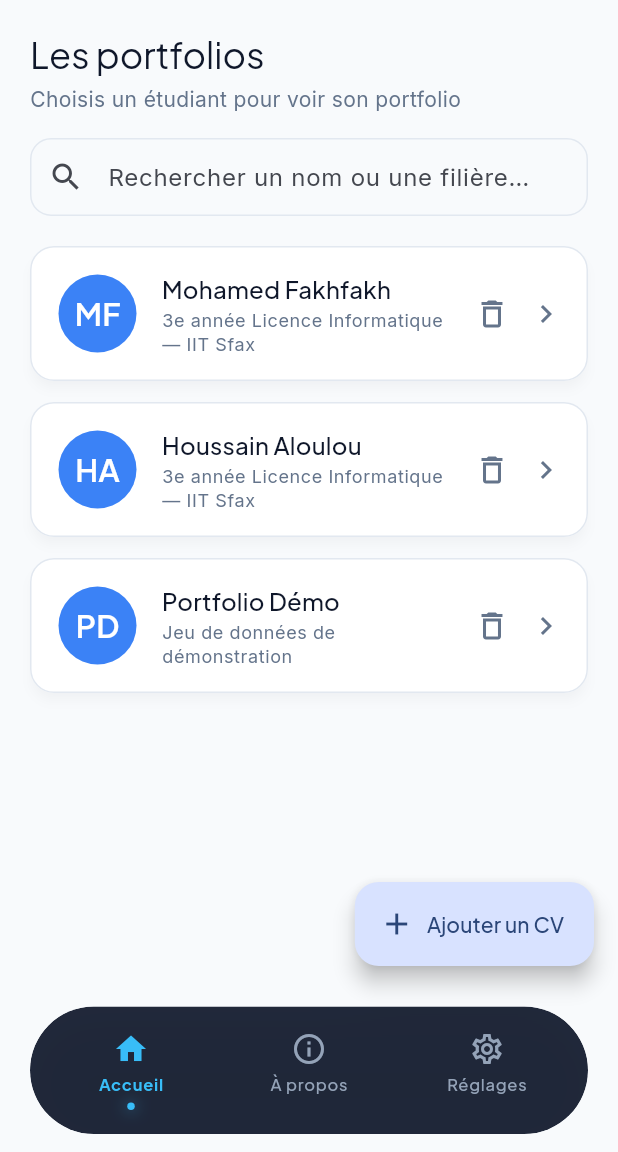
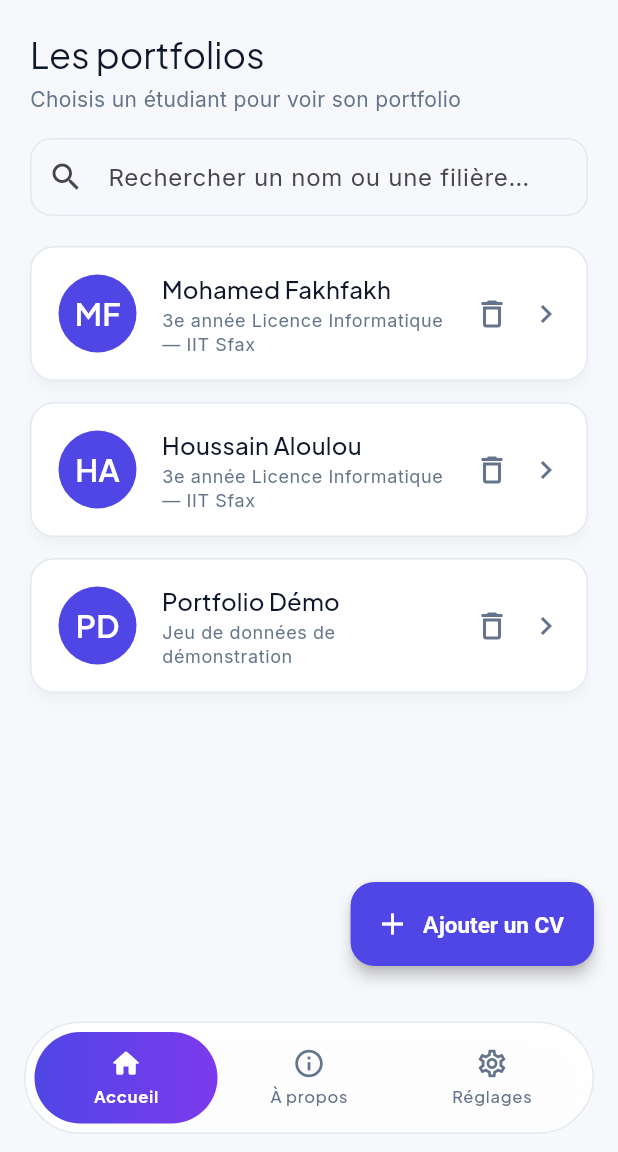
Before and after one commit to mohamedfakhfakh01/myportfolio, a Flutter app: the screen it shows after launch, on a phone screen of 412 x 824 dp, the part 84-1236 px from its top. Run offline on Flutter 3.47's test engine with Material 3 defaults, Android fonts, the phone set to English and light mode, and no system bars; our stand-ins replace google_fonts, image_picker, pdf, printing, sqflite; accounts and stored records are empty.

Commit message:
feat: habillage indigo/violet et nav claire (design FlutterGo)
Reprend le style du design de référence : palette indigo (#4F46E5) +
violet (#7C3AED), dégradés indigo→violet sur le bandeau profil et les
barres de niveau, fond plus clair, bouton flottant indigo plein, et
barre de navigation flottante claire dont l'onglet actif est une pilule
en dégradé. Catégorie « Outils » ramenée dans la famille indigo.

Co-Authored-By: Claude Opus 5 <noreply@anthropic.com>

```diff
--- a/lib/app/main_shell.dart
+++ b/lib/app/main_shell.dart
@@ -6,9 +6,10 @@ import '../features/portfolio/presentation/pages/home_page.dart';
 import '../l10n/app_localizations.dart';
 import 'about_page.dart';
 import 'settings_page.dart';
+import 'theme/app_colors.dart';
 
 /// Coquille principale de l'application : une **barre de navigation flottante**
-/// (deck « obsidienne » du design Stitch) qui bascule entre trois onglets.
+/// claire, dont l'onglet actif est une pilule en dégradé indigo → violet.
 ///
 /// On utilise un [IndexedStack] : les trois pages restent vivantes en mémoire,
 /// donc on retrouve l'état de chaque onglet (recherche, défilement…) en y
@@ -40,9 +41,10 @@ class _MainShellState extends State<MainShell> {
         index: _index,
         onSelected: (i) => setState(() => _index = i),
         items: [
-          _NavSpec(Icons.home_outlined, Icons.home, l.navHome),
-          _NavSpec(Icons.info_outline, Icons.info, l.navAbout),
-          _NavSpec(Icons.settings_outlined, Icons.settings, l.navSettings),
+          _NavSpec(Icons.home_outlined, Icons.home_rounded, l.navHome),
+          _NavSpec(Icons.info_outline, Icons.info_rounded, l.navAbout),
+          _NavSpec(Icons.settings_outlined, Icons.settings_rounded,
+              l.navSettings),
         ],
       ),
     );
@@ -57,8 +59,8 @@ class _NavSpec {
   final String label;
 }
 
-/// Deck de navigation **flottant** : fond sombre « obsidienne » translucide et
-/// flouté, coins en pilule, posé à 1 cm du bas (au-dessus de la zone sûre).
+/// Barre de navigation **flottante** en pilule claire, posée au-dessus du
+/// contenu (fond translucide flouté, fine bordure, ombre douce).
 class _FloatingNavBar extends StatelessWidget {
   const _FloatingNavBar({
     required this.index,
@@ -70,42 +72,31 @@ class _FloatingNavBar extends StatelessWidget {
   final ValueChanged<int> onSelected;
   final List<_NavSpec> items;
 
-  // Couleurs du deck : sombre « obsidienne ». En thème sombre, le fond de
-  // l'app est déjà #0F172A : on éclaircit un peu le deck (et on ajoute une fine
-  // bordure) pour qu'il reste visible.
-  static const Color _resting = Color(0xFF94A3B8); // slate
-  static const Color _active = Color(0xFF38BDF8); // cyan ciel
-
   @override
   Widget build(BuildContext context) {
-    final bool isDark = Theme.of(context).brightness == Brightness.dark;
-    final Color deck =
-        isDark ? const Color(0xF21E293B) : const Color(0xEB0F172A);
-
     return SafeArea(
       top: false,
       child: Padding(
-        padding: const EdgeInsets.fromLTRB(20, 0, 20, 12),
+        padding: const EdgeInsets.fromLTRB(16, 0, 16, 12),
         child: ClipRRect(
           borderRadius: BorderRadius.circular(999),
           child: BackdropFilter(
-            filter: ui.ImageFilter.blur(sigmaX: 20, sigmaY: 20),
+            filter: ui.ImageFilter.blur(sigmaX: 18, sigmaY: 18),
             child: Container(
               decoration: BoxDecoration(
-                color: deck,
+                // Surface du thème (blanche en clair) légèrement translucide.
+                color: AppColors.surface.withValues(alpha: 0.92),
                 borderRadius: BorderRadius.circular(999),
-                border: isDark
-                    ? Border.all(color: Colors.white.withValues(alpha: 0.08))
-                    : null,
+                border: Border.all(color: AppColors.border),
                 boxShadow: const [
                   BoxShadow(
-                    color: Color(0x1F0F172A),
+                    color: Color(0x14312E81),
                     blurRadius: 24,
-                    offset: Offset(0, 10),
+                    offset: Offset(0, 8),
                   ),
                 ],
               ),
-              padding: const EdgeInsets.symmetric(horizontal: 8, vertical: 8),
+              padding: const EdgeInsets.all(6),
               child: Row(
                 children: [
                   for (int i = 0; i < items.length; i++)
@@ -113,8 +104,6 @@ class _FloatingNavBar extends StatelessWidget {
                       child: _NavItem(
                         spec: items[i],
                         selected: i == index,
-                        activeColor: _active,
-                        restingColor: _resting,
                         onTap: () => onSelected(i),
                       ),
                     ),
@@ -128,38 +117,45 @@ class _FloatingNavBar extends StatelessWidget {
   }
 }
 
-/// Un onglet du deck : icône + libellé, avec un point lumineux quand il est
-/// actif (icône et texte passent en cyan).
+/// Un onglet : icône + libellé. L'onglet actif devient une **pilule en
+/// dégradé indigo → violet** avec texte et icône blancs.
 class _NavItem extends StatelessWidget {
   const _NavItem({
     required this.spec,
     required this.selected,
-    required this.activeColor,
-    required this.restingColor,
     required this.onTap,
   });
 
   final _NavSpec spec;
   final bool selected;
-  final Color activeColor;
-  final Color restingColor;
   final VoidCallback onTap;
 
   @override
   Widget build(BuildContext context) {
     final TextTheme text = Theme.of(context).textTheme;
-    final Color color = selected ? activeColor : restingColor;
+    final Color color = selected ? Colors.white : AppColors.textSecondary;
 
-    return InkWell(
+    return GestureDetector(
       onTap: onTap,
-      borderRadius: BorderRadius.circular(999),
-      child: Padding(
-        padding: const EdgeInsets.symmetric(vertical: 8),
+      behavior: HitTestBehavior.opaque,
+      child: AnimatedContainer(
+        duration: const Duration(milliseconds: 220),
+        curve: Curves.easeOut,
+        padding: const EdgeInsets.symmetric(vertical: 10),
+        decoration: BoxDecoration(
+          gradient: selected
+              ? const LinearGradient(
+                  colors: [AppColors.primary, AppColors.violet],
+                )
+              : null,
+          borderRadius: BorderRadius.circular(999),
+        ),
         child: Column(
           mainAxisSize: MainAxisSize.min,
           children: [
-            Icon(selected ? spec.selectedIcon : spec.icon, color: color, size: 24),
-            const SizedBox(height: 4),
+            Icon(selected ? spec.selectedIcon : spec.icon,
+                color: color, size: 22),
+            const SizedBox(height: 3),
             Text(
               spec.label,
               maxLines: 1,
@@ -169,24 +165,6 @@ class _NavItem extends StatelessWidget {
                 fontWeight: selected ? FontWeight.w700 : FontWeight.w500,
               ),
             ),
-            const SizedBox(height: 4),
-            // Point lumineux sous l'onglet actif (indicateur du design).
-            Container(
-              width: 5,
-              height: 5,
-              decoration: selected
-                  ? BoxDecoration(
-                      color: activeColor,
-                      shape: BoxShape.circle,
-                      boxShadow: [
-                        BoxShadow(
-                          color: activeColor.withValues(alpha: 0.7),
-                          blurRadius: 8,
-                        ),
-                      ],
-                    )
-                  : const BoxDecoration(),
-            ),
           ],
         ),
       ),
--- a/lib/app/theme/app_colors.dart
+++ b/lib/app/theme/app_colors.dart
@@ -8,14 +8,14 @@ class AppColors {
   AppColors._();
 
   // --- Couleurs d'accent ---
-  /// Bleu : couleur principale (boutons, icônes, avatar, début de dégradé).
-  static const Color primary = Color(0xFF3B82F6);
+  /// Indigo : couleur principale (boutons, icônes, avatar, début de dégradé).
+  static const Color primary = Color(0xFF4F46E5);
 
-  /// Bleu plus foncé : fin de dégradé, états pressés.
-  static const Color primaryDark = Color(0xFF2563EB);
+  /// Indigo plus foncé : états pressés.
+  static const Color primaryDark = Color(0xFF4338CA);
 
-  /// Bleu clair : texte lisible sur les fonds bleus sombres (puces).
-  static const Color primaryLight = Color(0xFF93C5FD);
+  /// Indigo clair : texte lisible sur les fonds indigo sombres (puces).
+  static const Color primaryLight = Color(0xFFA5B4FC);
 
   /// Violet : accent secondaire du design (fin du dégradé des barres de niveau).
   static const Color violet = Color(0xFF7C3AED);
@@ -61,16 +61,16 @@ class AppColors {
   static const Color _textPrimaryDark = Color(0xFFF8FAFC);
   static const Color _textSecondaryDark = Color(0xFF94A3B8);
   static const Color _borderDark = Color(0xFF334155);
-  static const Color _primarySoftDark = Color(0xFF172554);
+  static const Color _primarySoftDark = Color(0xFF1E1B4B);
   static const Color _accentSoftDark = Color(0xFF164E63);
 
-  // Valeurs du thème CLAIR (calées sur le design Stitch « Kinetic Obsidian »).
-  static const Color _backgroundLight = Color(0xFFF8FAFC);
+  // Valeurs du thème CLAIR (palette indigo/violet).
+  static const Color _backgroundLight = Color(0xFFF7F8FC);
   static const Color _surfaceLight = Color(0xFFFFFFFF);
   static const Color _textPrimaryLight = Color(0xFF0F172A);
   static const Color _textSecondaryLight = Color(0xFF64748B);
   static const Color _borderLight = Color(0xFFE2E8F0);
-  static const Color _primarySoftLight = Color(0xFFDBEAFE);
+  static const Color _primarySoftLight = Color(0xFFE0E7FF);
   static const Color _accentSoftLight = Color(0xFFCFFAFE);
 
   /// Bascule toute la palette des surfaces/textes vers le thème choisi.
--- a/lib/app/theme/app_theme.dart
+++ b/lib/app/theme/app_theme.dart
@@ -117,6 +117,19 @@ class AppTheme {
         ),
       ),
 
+      // Bouton flottant : cercle indigo plein, icône et texte blancs
+      // (comme le bouton d'action du design).
+      floatingActionButtonTheme: const FloatingActionButtonThemeData(
+        backgroundColor: AppColors.primary,
+        foregroundColor: Colors.white,
+        elevation: 4,
+        extendedTextStyle: TextStyle(
+          fontSize: 15,
+          fontWeight: FontWeight.w600,
+          color: Colors.white,
+        ),
+      ),
+
       // Champs de saisie : fond sombre, bordure grise, bordure violette au focus.
       inputDecorationTheme: InputDecorationTheme(
         filled: true,
--- a/lib/features/portfolio/presentation/pages/profile_page.dart
+++ b/lib/features/portfolio/presentation/pages/profile_page.dart
@@ -130,7 +130,7 @@ class _ProfilePageState extends State<ProfilePage> {
               padding: const EdgeInsets.fromLTRB(20, 24, 20, 28),
               decoration: const BoxDecoration(
                 gradient: LinearGradient(
-                  colors: [AppColors.primary, AppColors.primaryDark],
+                  colors: [AppColors.primary, AppColors.violet],
                   begin: Alignment.topLeft,
                   end: Alignment.bottomRight,
                 ),
--- a/lib/features/portfolio/presentation/widgets/skill_category_label.dart
+++ b/lib/features/portfolio/presentation/widgets/skill_category_label.dart
@@ -25,11 +25,11 @@ String skillCategoryLabel(AppLocalizations l, SkillCategory category) {
 Color skillCategoryColor(SkillCategory category) {
   switch (category) {
     case SkillCategory.language:
-      return AppColors.primary; // bleu
+      return AppColors.primary; // indigo
     case SkillCategory.framework:
       return AppColors.violet; // violet
     case SkillCategory.tool:
-      return AppColors.accent; // cyan
+      return AppColors.primary; // indigo (palette du design)
     case SkillCategory.other:
       return AppColors.textSecondary; // slate
   }
--- a/lib/features/portfolio/presentation/widgets/skill_level_tile.dart
+++ b/lib/features/portfolio/presentation/widgets/skill_level_tile.dart
@@ -81,7 +81,7 @@ class _GradientLevelBar extends StatelessWidget {
                 height: height,
                 decoration: BoxDecoration(
                   gradient: const LinearGradient(
-                    colors: [AppColors.primaryDark, AppColors.violet],
+                    colors: [AppColors.primary, AppColors.violet],
                   ),
                   borderRadius: BorderRadius.circular(999),
                 ),
```
Also changed, not shown: 1 other file.
